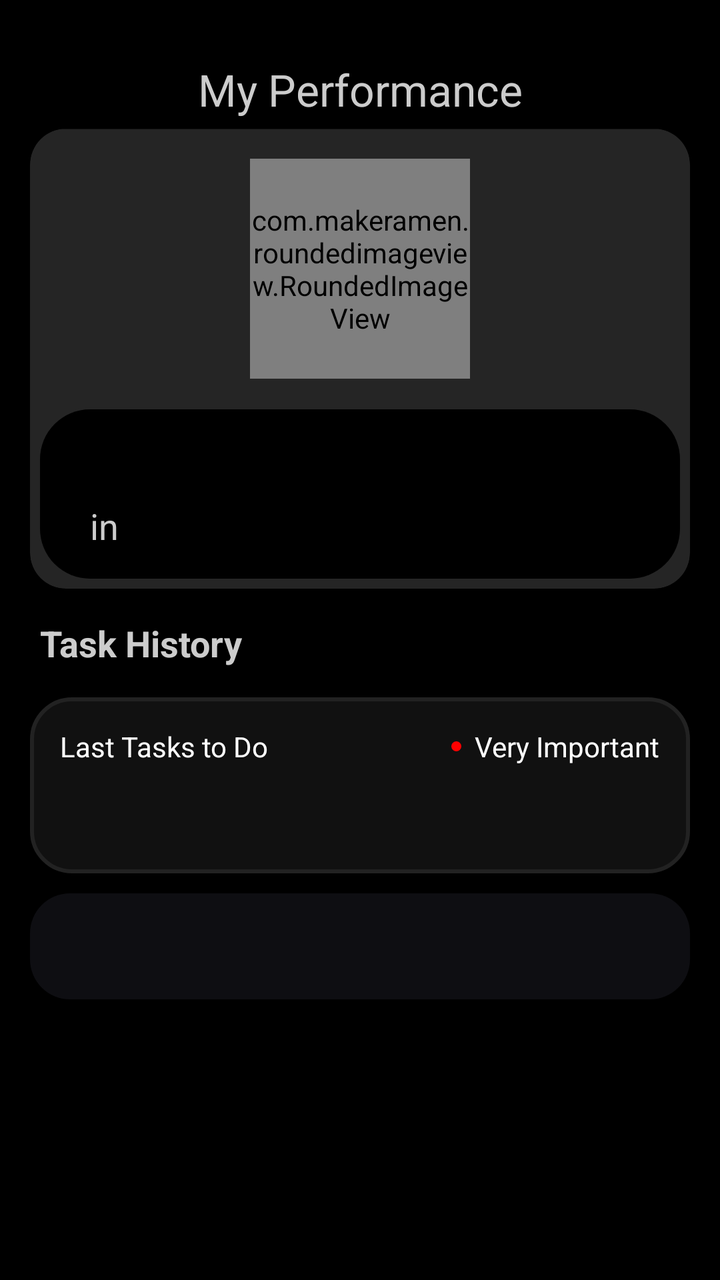
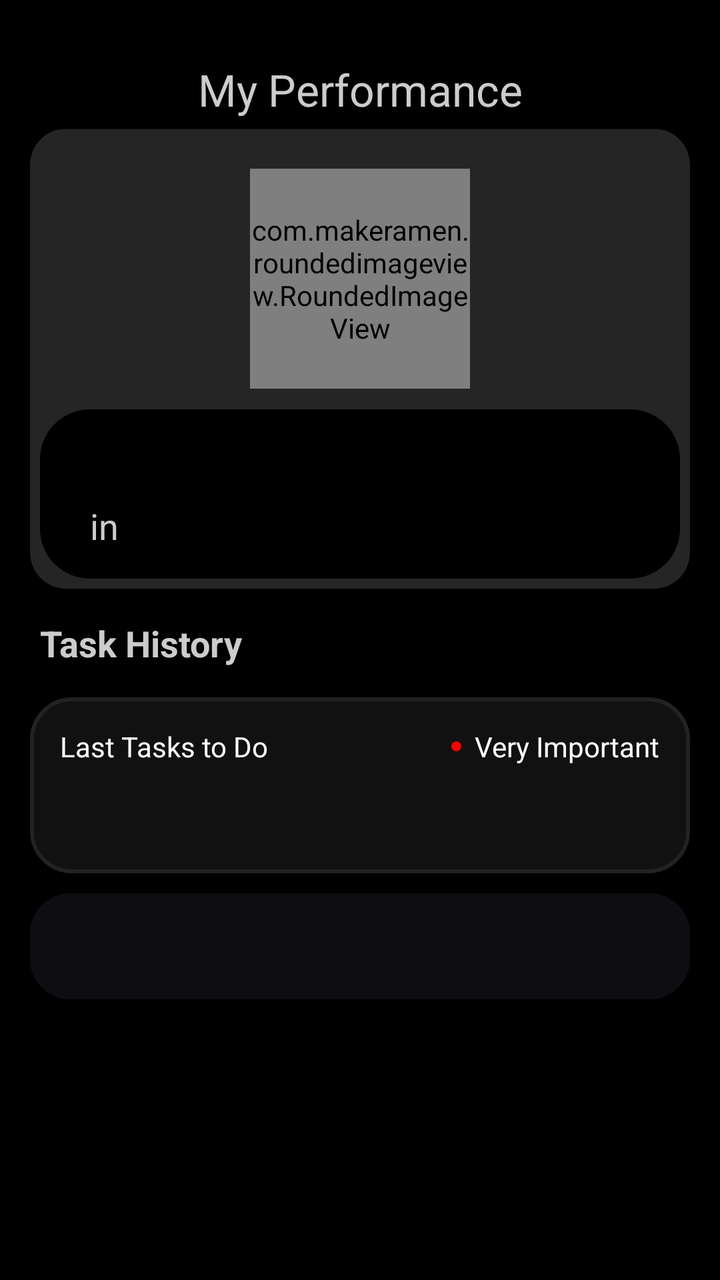

Before-and-after screenshots of an Android layout around one commit, followed by the original layout XML and the change that was made.
<!-- AndroidManifest.xml: application theme AppTheme -->
<!-- res/layout/fragment_my_performance.xml -->
<?xml version="1.0" encoding="utf-8"?>
<layout>

    <LinearLayout xmlns:android="http://schemas.android.com/apk/res/android"
        xmlns:app="http://schemas.android.com/apk/res-auto"
        xmlns:tools="http://schemas.android.com/tools"
        android:layout_width="match_parent"
        android:layout_height="match_parent"
        android:clickable="true"
        android:background="@android:color/black"
        android:orientation="vertical"
        android:padding="@dimen/_10dp"
        tools:context=".manager.activity.fragment.MyPerformance">

        <LinearLayout
            android:layout_width="match_parent"
            android:layout_height="wrap_content"
            android:layout_marginTop="20dp">

            <ImageView
                android:layout_width="wrap_content"
                android:layout_height="wrap_content"
                android:visibility="gone"
                android:layout_marginStart="25dp"
                android:src="@drawable/backbutton" />

            <TextView
                android:layout_width="match_parent"
                android:layout_height="wrap_content"
                android:gravity="center"
                android:text="My Performance"
                android:textColor="@color/greyforText"
                android:textSize="22sp" />

        </LinearLayout>

        
        <ScrollView
            android:layout_width="match_parent"
            android:layout_height="wrap_content">

            <LinearLayout
                android:layout_width="match_parent"
                android:layout_height="wrap_content"
                android:orientation="vertical">

                <androidx.cardview.widget.CardView
                    android:layout_width="match_parent"
                    android:layout_height="230dp"
                    android:layout_margin="5dp"
                    app:cardBackgroundColor="@color/lightGreycolor"
                    app:cardCornerRadius="18dp">

                    <ImageView
                        android:layout_width="match_parent"
                        android:layout_height="wrap_content"
                        android:scaleType="fitXY"
                        android:src="@drawable/grey_bg_rounded" />



                        <com.makeramen.roundedimageview.RoundedImageView
                            android:id="@+id/profilePhoto"
                            android:layout_width="110dp"
                            android:layout_height="110dp"
                            app:riv_oval="true"
                            android:layout_gravity="center"
                            android:scaleType="centerCrop"
                            android:layout_marginBottom="45dp" />

                    <LinearLayout
                        android:layout_width="match_parent"
                        android:layout_height="wrap_content"
                        android:layout_gravity="bottom"
                        android:layout_margin="@dimen/_5dp"
                        android:background="@drawable/black_button"
                        android:padding="@dimen/_10dp"
                        android:orientation="vertical">

                        <TextView
                            android:id="@+id/name"
                            android:layout_width="match_parent"
                            android:layout_height="wrap_content"
                            android:padding="5dp"
                            android:text="      "
                            android:textColor="@color/white"
                            android:textSize="18dp"
                            android:textStyle="bold" />

                        <LinearLayout
                            android:layout_width="match_parent"
                            android:layout_height="wrap_content">

                            <TextView
                                android:layout_width="wrap_content"
                                android:layout_height="wrap_content"
                                android:layout_marginStart="@dimen/_15"
                                android:text="in"
                                android:textColor="@color/greyforText"
                                android:textSize="18dp"
                                android:textStyle="normal" />

                            <TextView
                                android:id="@+id/department"
                                android:layout_width="match_parent"
                                android:layout_height="wrap_content"
                                android:padding="5dp"
                                android:text=" "
                                android:textColor="@color/white"
                                android:textSize="15dp"
                                android:textStyle="bold" />
                        </LinearLayout>


                    </LinearLayout>
                </androidx.cardview.widget.CardView>

                <TextView
                    android:layout_width="match_parent"
                    android:layout_height="wrap_content"
                    android:layout_margin="@dimen/_5dp"
                    android:padding="5dp"
                    android:text="Task History"
                    android:textColor="@color/greyforText"
                    android:textSize="18dp"
                    android:textStyle="bold" />

                <RelativeLayout
                    android:layout_width="match_parent"
                    android:layout_height="wrap_content"
                    android:layout_margin="@dimen/_5dp"
                    android:background="@drawable/dark_grey_bg"
                    android:padding="@dimen/_10dp">

                    <TextView
                        android:id="@+id/text1"
                        android:layout_width="match_parent"
                        android:layout_height="wrap_content"
                        android:padding="@dimen/_5dp"
                        android:text="Last Tasks to Do"
                        android:textColor="@color/white"
                        android:textSize="14dp" />


                    <TextView
                        android:id="@+id/dotText"
                        android:layout_width="wrap_content"
                        android:layout_height="wrap_content"
                        android:layout_alignEnd="@+id/text1"
                        android:drawableStart="@drawable/red_dot"
                        android:padding="@dimen/_5dp"
                        android:text="  Very Important"
                        android:textColor="@color/white"
                        android:textSize="14dp" />

                    <TextView
                        android:id="@+id/task"
                        android:layout_width="match_parent"
                        android:layout_height="wrap_content"
                        android:layout_below="@+id/text1"
                        android:padding="@dimen/_10"
                        android:text="      "
                        android:textColor="@color/greyforText"
                        android:textSize="14dp" />
                </RelativeLayout>

                <com.google.android.material.tabs.TabLayout
                    android:id="@+id/tabs"
                    android:layout_width="match_parent"
                    android:layout_height="wrap_content"
                    android:layout_gravity="center"
                    android:layout_margin="@dimen/_5dp"
                    android:animateLayoutChanges="true"
                    android:background="@drawable/tab_bg"
                    android:elevation="@dimen/_30dp"
                    android:paddingBottom="@dimen/_5dp"
                    app:tabBackground="@drawable/tab_selected"
                    app:tabGravity="fill"
                    app:tabIndicator="@drawable/tab_selected"
                    app:tabMode="fixed"
                    app:tabSelectedTextColor="@color/white"
                    app:tabTextColor="#A2A2B5" />

                <androidx.viewpager.widget.ViewPager
                    android:id="@+id/viewPager"
                    android:layout_width="match_parent"
                    android:layout_height="1550dp" />

            </LinearLayout>

        </ScrollView>

    </LinearLayout>
</layout>
<!-- resources referenced by this layout -->
<resources>
  <color name="greyforText">#CCCCCC</color>
  <color name="lightGreycolor">#252525</color>
  <color name="white">#FFFFFF</color>
  <dimen name="_10">10dp</dimen>
  <dimen name="_10dp">10dp</dimen>
  <dimen name="_15">15dp</dimen>
  <dimen name="_30dp">30dp</dimen>
  <dimen name="_5dp">5dp</dimen>
  <!-- drawable backbutton: png bitmap (drawable, 227 bytes) -->
  <!-- drawable black_button (drawable) -->
  <shape xmlns:android="http://schemas.android.com/apk/res/android"
      android:shape="rectangle">
      <solid android:color="#000000"/>
      <corners android:radius="25dp" /> 
  </shape>
  <!-- drawable dark_grey_bg (drawable) -->
  <?xml version="1.0" encoding="utf-8"?>
  <shape xmlns:android="http://schemas.android.com/apk/res/android"
      android:shape="rectangle">
      <solid android:color="@color/greyBackground"/>
      <corners android:radius="@dimen/_20dp"/>
      <stroke
          android:width="2dp" android:color="@color/strokeBlack"/>
  </shape>
  <!-- drawable grey_bg_rounded (drawable) -->
  <?xml version="1.0" encoding="utf-8"?>
  <shape xmlns:android="http://schemas.android.com/apk/res/android"
      android:shape="rectangle">
  <solid android:color="@color/greyBackground"/>
      <corners android:radius="@dimen/_20dp"/>
  </shape>
  <!-- drawable red_dot (drawable) -->
  <?xml version="1.0" encoding="utf-8"?>
  <shape xmlns:android="http://schemas.android.com/apk/res/android"
      android:shape="oval">
      <solid android:color="#FF0000" /> 
      <size android:width="5dp" android:height="5dp" /> 
  </shape>
  <!-- drawable tab_bg (drawable) -->
  <shape xmlns:android="http://schemas.android.com/apk/res/android"
      android:shape="rectangle">
      <solid android:color="@color/lightGrey" /> 
      <corners android:radius="20dp" />
  </shape>
  <!-- drawable tab_selected (drawable) -->
  <?xml version="1.0" encoding="utf-8"?>
  <selector xmlns:android="http://schemas.android.com/apk/res/android">
  
          <item android:drawable="@drawable/dark_grey_bg" android:state_selected="true"/>
          <item android:drawable="@color/lightGrey"/>
  
  </selector>
  <style name="AppTheme" parent="Theme.MaterialComponents.Light.NoActionBar">
          <item name="colorPrimaryDark">@color/black</item>
          <item name="colorSurface">@color/white</item>
      </style>
  <color name="greyBackground">#111111</color>
  <dimen name="_20dp">20dp</dimen>
  <color name="strokeBlack">#222222</color>
  <color name="lightGrey">#0E0E12</color>
  <color name="black">#FF000000</color>
</resources>

<!-- the commit's change to res/layout/fragment_my_performance.xml (unified diff, before → after) -->
@@ -6,8 +6,8 @@
         xmlns:tools="http://schemas.android.com/tools"
         android:layout_width="match_parent"
         android:layout_height="match_parent"
+        android:background="@android:color/black"
         android:clickable="true"
-        android:background="@android:color/black"
         android:orientation="vertical"
         android:padding="@dimen/_10dp"
         tools:context=".manager.activity.fragment.MyPerformance">
@@ -20,9 +20,9 @@
             <ImageView
                 android:layout_width="wrap_content"
                 android:layout_height="wrap_content"
-                android:visibility="gone"
                 android:layout_marginStart="25dp"
-                android:src="@drawable/backbutton" />
+                android:src="@drawable/backbutton"
+                android:visibility="gone" />
 
             <TextView
                 android:layout_width="match_parent"
@@ -58,15 +58,24 @@
                         android:src="@drawable/grey_bg_rounded" />
 
 
-
-                        <com.makeramen.roundedimageview.RoundedImageView
-                            android:id="@+id/profilePhoto"
-                            android:layout_width="110dp"
-                            android:layout_height="110dp"
-                            app:riv_oval="true"
-                            android:layout_gravity="center"
-                            android:scaleType="centerCrop"
-                            android:layout_marginBottom="45dp" />
+                    <com.makeramen.roundedimageview.RoundedImageView
+                        android:id="@+id/profilePhoto"
+                        android:layout_width="110dp"
+                        android:layout_height="110dp"
+                        android:layout_gravity="center"
+                        android:layout_marginBottom="40dp"
+                        android:scaleType="centerCrop"
+                        app:riv_oval="true" />
+
+                    <com.investmango.hrconsole.commonclasses.InitialAvatarView
+                        android:id="@+id/initialAvatar"
+                        android:layout_width="110dp"
+                        android:layout_height="110dp"
+                        android:layout_gravity="center"
+                        android:layout_marginBottom="40dp"
+                        android:padding="5dp"
+                        android:scaleType="centerCrop"
+                        android:visibility="gone" />
 
                     <LinearLayout
                         android:layout_width="match_parent"
@@ -74,8 +83,8 @@
                         android:layout_gravity="bottom"
                         android:layout_margin="@dimen/_5dp"
                         android:background="@drawable/black_button"
-                        android:padding="@dimen/_10dp"
-                        android:orientation="vertical">
+                        android:orientation="vertical"
+                        android:padding="@dimen/_10dp">
 
                         <TextView
                             android:id="@+id/name"
<!-- resource entries referenced after the edit -->
@@ -35,7 +35,7 @@
   <?xml version="1.0" encoding="utf-8"?>
   <shape xmlns:android="http://schemas.android.com/apk/res/android"
       android:shape="oval">
-      <solid android:color="#FF0000" /> 
+      <solid android:color="@color/brightred" /> 
       <size android:width="5dp" android:height="5dp" /> 
   </shape>
   <!-- drawable tab_bg (drawable) -->
@@ -59,6 +59,7 @@
   <color name="greyBackground">#111111</color>
   <dimen name="_20dp">20dp</dimen>
   <color name="strokeBlack">#222222</color>
+  <color name="brightred">#FF0000</color>
   <color name="lightGrey">#0E0E12</color>
   <color name="black">#FF000000</color>
 </resources>
